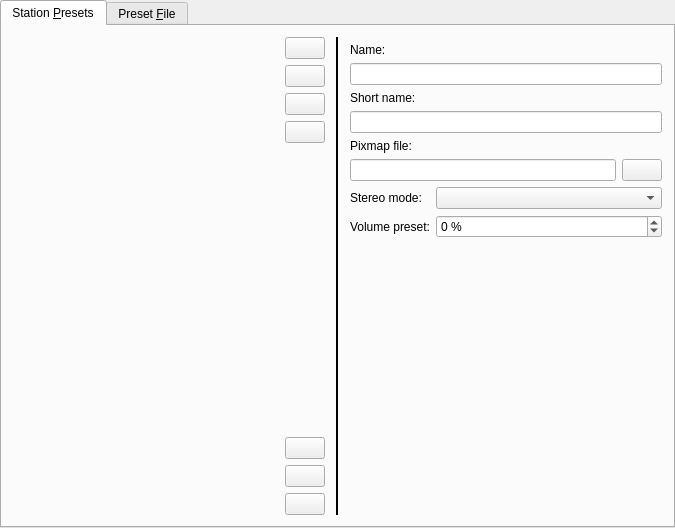
Old version of the form plugins/radio/radio-configuration-ui.ui in the repository pbek/kradio.
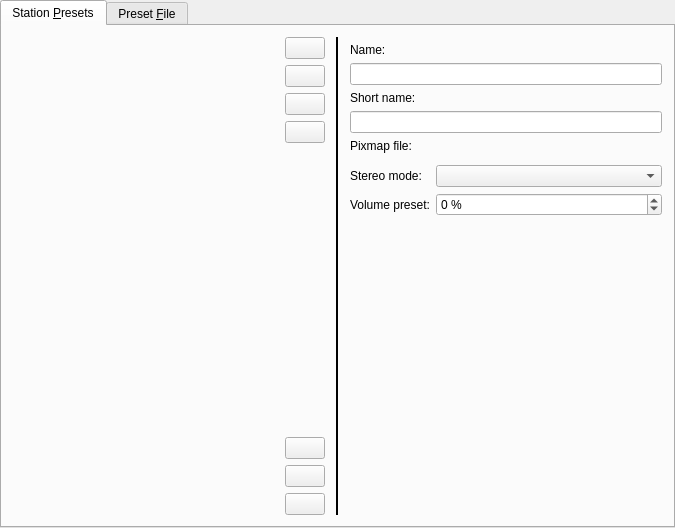
New version of the form. Custom widgets are drawn as their Qt base class.

Commit message:
radio: use KUrlRequester for editing pixmap of stations
Slightly simplier than line edit + button.

Diff of the .ui file:
```diff
--- a/plugins/radio/radio-configuration-ui.ui
+++ b/plugins/radio/radio-configuration-ui.ui
@@ -239,33 +239,7 @@
            <item>
             <layout class="QHBoxLayout">
              <item>
-              <widget class="QLineEdit" name="editPixmapFile">
-               <property name="sizePolicy">
-                <sizepolicy hsizetype="Preferred" vsizetype="Fixed">
-                 <horstretch>0</horstretch>
-                 <verstretch>0</verstretch>
-                </sizepolicy>
-               </property>
-              </widget>
-             </item>
-             <item>
-              <widget class="KPushButton" name="buttonSelectPixmapFile">
-               <property name="sizePolicy">
-                <sizepolicy hsizetype="Fixed" vsizetype="Fixed">
-                 <horstretch>0</horstretch>
-                 <verstretch>0</verstretch>
-                </sizepolicy>
-               </property>
-               <property name="minimumSize">
-                <size>
-                 <width>0</width>
-                 <height>0</height>
-                </size>
-               </property>
-               <property name="text">
-                <string/>
-               </property>
-              </widget>
+              <widget class="KUrlRequester" name="editPixmapFile"/>
              </item>
             </layout>
            </item>
```
Left out of the diff: 1 changed line with no effect on the pictures. The commit also changes 2 other files.
